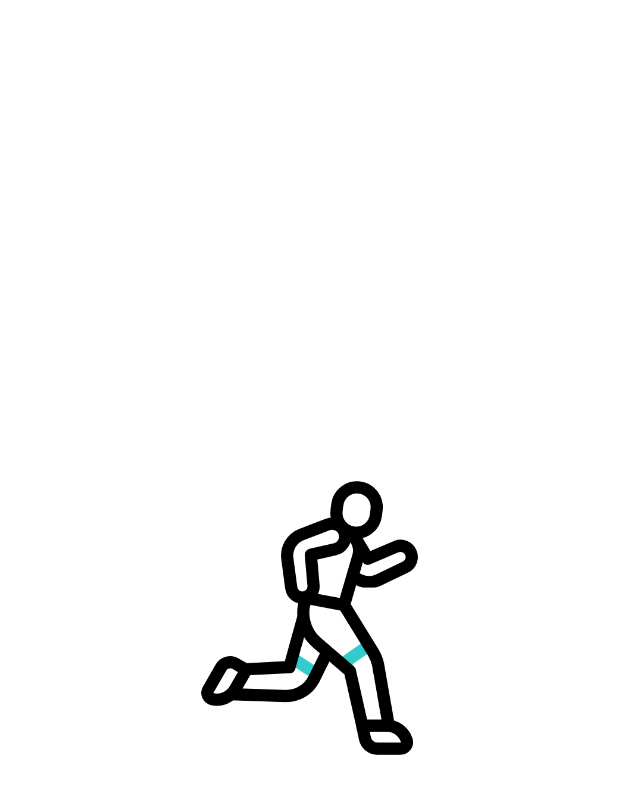
After one commit to vissgkouvinas/ActivityTrackingApp, an Android app: the layout activity_upload.xml on its own in the app's theme, with its tools: preview values and no code run, on a phone screen of 412 x 824 dp. The commit adds this screen. Shown: the top 794 px of the screen. Run offline under Robolectric (Android 15) with nearby library versions, the phone set to English and light mode, and no system bars.

Commit message:
Start Creating the Upload Activity

```diff
--- a/app/src/main/AndroidManifest.xml
+++ b/app/src/main/AndroidManifest.xml
@@ -23,6 +23,7 @@
                 <category android:name="android.intent.category.LAUNCHER" />
             </intent-filter>
         </activity>
+        <activity android:name=".UploadActivity"></activity>
     </application>
 
 </manifest>
--- /dev/null
+++ b/app/src/main/java/com/example/activitytrackingapp/UploadActivity.java
@@ -0,0 +1,4 @@
+package com.example.activitytrackingapp;
+
+public class UploadActivity {
+}
--- /dev/null
+++ b/app/src/main/res/layout/activity_upload.xml
@@ -0,0 +1,17 @@
+<?xml version="1.0" encoding="utf-8"?>
+<androidx.constraintlayout.widget.ConstraintLayout xmlns:android="http://schemas.android.com/apk/res/android"
+    xmlns:app="http://schemas.android.com/apk/res-auto"
+    xmlns:tools="http://schemas.android.com/tools"
+    android:layout_width="match_parent"
+    android:layout_height="match_parent">
+
+    <ImageView
+        android:id="@+id/imageView3"
+        android:layout_width="254dp"
+        android:layout_height="268dp"
+        app:layout_constraintBottom_toBottomOf="parent"
+        app:layout_constraintEnd_toEndOf="parent"
+        app:layout_constraintStart_toStartOf="parent"
+        app:layout_constraintTop_toTopOf="parent"
+        app:srcCompat="@drawable/running" />
+</androidx.constraintlayout.widget.ConstraintLayout>
```
Also changed, not shown: app/build.gradle (+7 -0 lines), app/src/main/java/com/example/activitytrackingapp/MainActivity.java (+18 -16 lines), app/src/main/res/drawable/running.gif (added).
